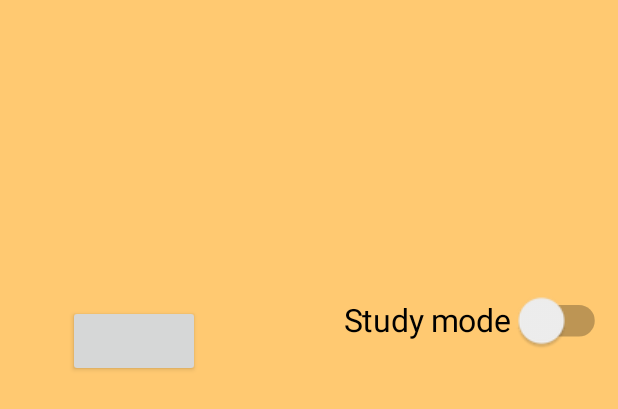
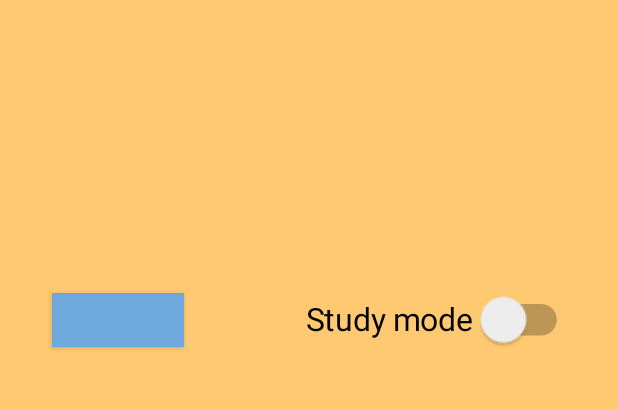
Before and after one commit to jeroenH04/SmartPlan, an Android app: the layout fragment_planning.xml on its own in the app's theme, with its tools: preview values and no code run, on a phone screen of 412 x 824 dp. Shown: the top 409 px of the screen. Run offline under Robolectric (Android 15) with nearby library versions, the phone set to English and light mode, and no system bars.

```diff
--- a/app/src/main/res/layout/fragment_planning.xml
+++ b/app/src/main/res/layout/fragment_planning.xml
@@ -12,14 +12,15 @@
     <Button
         android:id="@+id/createPlanning"
         android:layout_width="wrap_content"
-        android:layout_height="wrap_content"
+        android:layout_height="36dp"
         android:layout_marginBottom="4dp"
+        android:background="@color/colorAccent"
         app:layout_constraintBottom_toTopOf="@+id/scrollView2"
         app:layout_constraintEnd_toEndOf="@+id/scrollView2"
-        app:layout_constraintHorizontal_bias="0.108"
+        app:layout_constraintHorizontal_bias="0.073"
         app:layout_constraintStart_toStartOf="@+id/scrollView2"
         app:layout_constraintTop_toTopOf="parent"
-        app:layout_constraintVertical_bias="0.947" />
+        app:layout_constraintVertical_bias="0.861" />
 
     <Switch
         android:id="@+id/studyModeSwitch"
@@ -33,10 +34,10 @@
         android:textOn="ON"
         app:layout_constraintBottom_toTopOf="@+id/scrollView2"
         app:layout_constraintEnd_toEndOf="@+id/scrollView2"
-        app:layout_constraintHorizontal_bias="0.944"
+        app:layout_constraintHorizontal_bias="0.846"
         app:layout_constraintStart_toStartOf="@+id/scrollView2"
         app:layout_constraintTop_toTopOf="parent"
-        app:layout_constraintVertical_bias="0.846"
+        app:layout_constraintVertical_bias="0.845"
         tools:ignore="UseSwitchCompatOrMaterialXml" />
 
     <ScrollView
```
Also changed, not shown: app/src/main/java/com/example/agenda_app/ui/planning/PlanningFragment.java (+18 -1 lines), app/src/main/java/com/example/agenda_app/ui/settings/SettingsFragment.java (+23 -3 lines).
